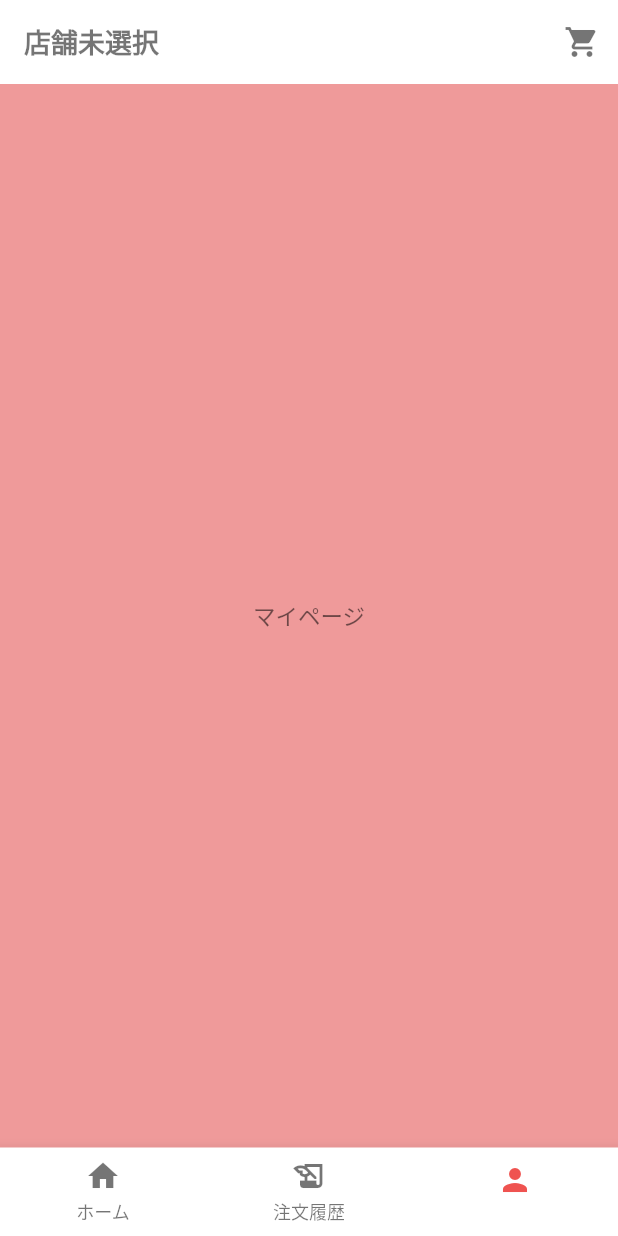
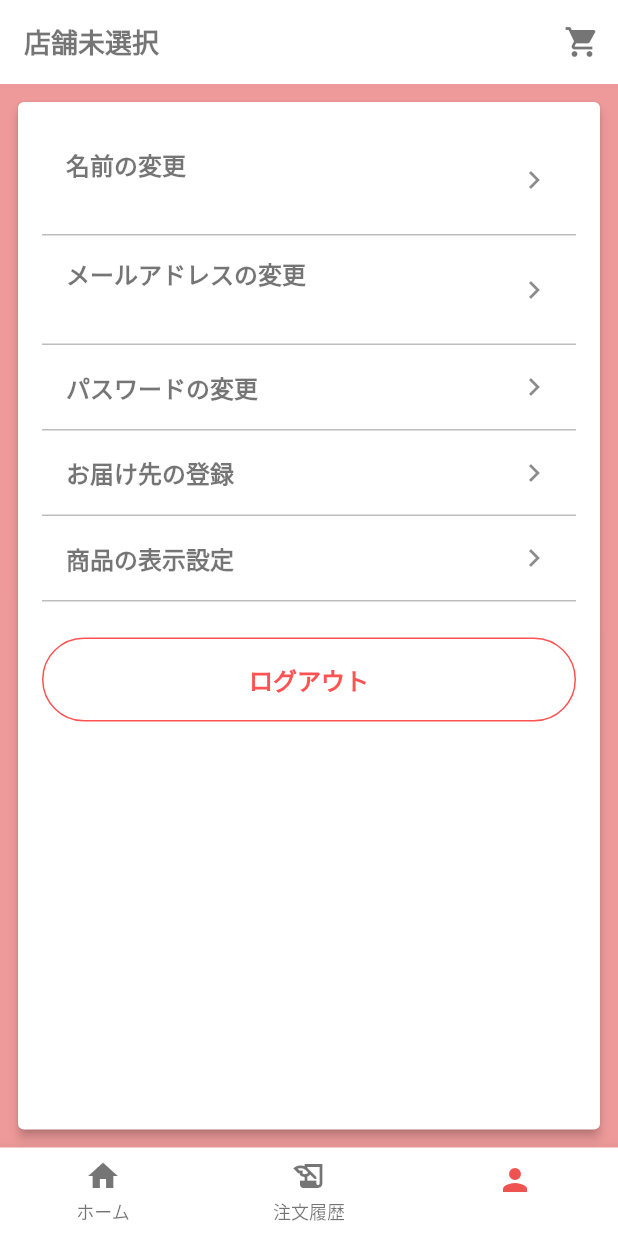
Before and after one commit to agora-creation/in_market_user_app, a Flutter app: the screen it shows once a user with an empty profile is signed in, item 3 of the bottom bar chosen, on a phone screen of 412 x 824 dp. Run offline on Flutter 3.47's test engine with Material 2 defaults, Android fonts, the phone set to English and light mode, and no system bars; our stand-ins replace cloud_firestore, firebase_auth, firebase_core, flutter_spinkit, modal_bottom_sheet, shared_preferences; accounts and stored records are empty; Roboto replaces fonts that are missing (SourceHanSans-Bold, SourceHanSans-Regular).

Commit message:
20220531 commit

```diff
--- a/lib/screens/history.dart
+++ b/lib/screens/history.dart
@@ -1,6 +1,5 @@
 import 'package:flutter/material.dart';
 import 'package:in_market_user_app/providers/auth.dart';
-import 'package:in_market_user_app/widgets/shop_not_card.dart';
 import 'package:provider/provider.dart';
 
 class HistoryScreen extends StatefulWidget {
@@ -16,9 +15,9 @@ class _HistoryScreenState extends State<HistoryScreen> {
     final authProvider = Provider.of<AuthProvider>(context);
 
     return Column(
-      children: [
+      children: const [
         Expanded(
-          child: ShopNotCard(authProvider: authProvider),
+          child: Center(child: Text('注文履歴がありません')),
         ),
       ],
     );
--- a/lib/screens/home.dart
+++ b/lib/screens/home.dart
@@ -5,7 +5,7 @@ import 'package:in_market_user_app/models/user.dart';
 import 'package:in_market_user_app/providers/auth.dart';
 import 'package:in_market_user_app/screens/cart.dart';
 import 'package:in_market_user_app/screens/history.dart';
-import 'package:in_market_user_app/screens/items.dart';
+import 'package:in_market_user_app/screens/item.dart';
 import 'package:in_market_user_app/screens/user.dart';
 import 'package:in_market_user_app/widgets/custom_bottom_navigation_bar.dart';
 import 'package:in_market_user_app/widgets/home_title.dart';
@@ -27,7 +27,7 @@ class _HomeScreenState extends State<HomeScreen> {
     UserModel? user = authProvider.user;
     ShopModel? shop = authProvider.currentShop;
     List<Widget> tabs = [
-      const ItemsScreen(),
+      const ItemScreen(),
       const HistoryScreen(),
       const UserScreen(),
     ];
--- a/lib/screens/user.dart
+++ b/lib/screens/user.dart
@@ -1,12 +1,80 @@
 import 'package:flutter/material.dart';
+import 'package:in_market_user_app/helpers/functions.dart';
+import 'package:in_market_user_app/models/user.dart';
+import 'package:in_market_user_app/providers/auth.dart';
+import 'package:in_market_user_app/screens/login.dart';
+import 'package:in_market_user_app/screens/user_address.dart';
+import 'package:in_market_user_app/screens/user_email.dart';
+import 'package:in_market_user_app/screens/user_item.dart';
+import 'package:in_market_user_app/screens/user_name.dart';
+import 'package:in_market_user_app/screens/user_password.dart';
+import 'package:in_market_user_app/widgets/round_lg_button.dart';
+import 'package:in_market_user_app/widgets/tap_list_tile.dart';
+import 'package:provider/provider.dart';
 
-class UserScreen extends StatelessWidget {
+class UserScreen extends StatefulWidget {
   const UserScreen({Key? key}) : super(key: key);
 
   @override
+  State<UserScreen> createState() => _UserScreenState();
+}
+
+class _UserScreenState extends State<UserScreen> {
+  @override
   Widget build(BuildContext context) {
-    return const Center(
-      child: Text('マイページ'),
+    final authProvider = Provider.of<AuthProvider>(context);
+    UserModel? user = authProvider.user;
+
+    return Column(
+      children: [
+        Expanded(
+          child: Padding(
+            padding: const EdgeInsets.all(8),
+            child: Card(
+              elevation: 3,
+              child: ListView(
+                padding: const EdgeInsets.all(16),
+                children: [
+                  TapListTile(
+                    title: '名前の変更',
+                    subtitle: user?.name,
+                    onTap: () => nextScreen(context, const UserNameScreen()),
+                  ),
+                  TapListTile(
+                    title: 'メールアドレスの変更',
+                    subtitle: user?.email,
+                    onTap: () => nextScreen(context, const UserEmailScreen()),
+                  ),
+                  TapListTile(
+                    title: 'パスワードの変更',
+                    onTap: () =>
+                        nextScreen(context, const UserPasswordScreen()),
+                  ),
+                  TapListTile(
+                    title: 'お届け先の登録',
+                    onTap: () => nextScreen(context, const UserAddressScreen()),
+                  ),
+                  TapListTile(
+                    title: '商品の表示設定',
+                    onTap: () => nextScreen(context, const UserItemScreen()),
+                  ),
+                  const SizedBox(height: 24),
+                  RoundLgButton(
+                    labelText: 'ログアウト',
+                    labelColor: Colors.redAccent,
+                    borderColor: Colors.redAccent,
+                    onPressed: () async {
+                      await authProvider.logout();
+                      if (!mounted) return;
+                      changeScreen(context, const LoginScreen());
+                    },
+                  ),
+                ],
+              ),
+            ),
+          ),
+        ),
+      ],
     );
   }
 }
--- a/lib/widgets/home_title.dart
+++ b/lib/widgets/home_title.dart
@@ -6,12 +6,10 @@ import 'package:in_market_user_app/widgets/shop_exit_dialog.dart';
 class HomeTitle extends StatelessWidget {
   final AuthProvider authProvider;
   final ShopModel? shop;
-  final Function()? onTap;
 
   const HomeTitle({
     required this.authProvider,
     this.shop,
-    this.onTap,
     Key? key,
   }) : super(key: key);
 
@@ -32,7 +30,7 @@ class HomeTitle extends StatelessWidget {
         children: [
           Text(shop?.name ?? '店舗未選択'),
           const SizedBox(width: 4),
-          if (shop != null) const Icon(Icons.arrow_drop_down) else Container(),
+          shop != null ? const Icon(Icons.arrow_drop_down) : Container(),
         ],
       ),
     );
--- a/lib/widgets/shop_not_card.dart
+++ b/lib/widgets/shop_not_card.dart
@@ -14,16 +14,16 @@ class ShopNotCard extends StatelessWidget {
   @override
   Widget build(BuildContext context) {
     return Padding(
-      padding: const EdgeInsets.all(16),
+      padding: const EdgeInsets.all(8),
       child: Card(
-        elevation: 0,
+        elevation: 3,
         child: Center(
           child: Column(
             mainAxisAlignment: MainAxisAlignment.center,
             children: [
               const Text('注文する店舗をこのアプリに設定してください。'),
               const Text('設定できる店舗は一つだけです。'),
-              const SizedBox(height: 16),
+              const SizedBox(height: 24),
               CustomTextButton(
                 labelText: '店舗を選択する',
                 backgroundColor: Colors.blue,
--- /dev/null
+++ b/lib/widgets/tap_list_tile.dart
@@ -0,0 +1,44 @@
+import 'package:flutter/material.dart';
+import 'package:in_market_user_app/helpers/style.dart';
+
+class TapListTile extends StatelessWidget {
+  final String title;
+  final String? subtitle;
+  final Function()? onTap;
+
+  const TapListTile({
+    required this.title,
+    this.subtitle,
+    this.onTap,
+    Key? key,
+  }) : super(key: key);
+
+  @override
+  Widget build(BuildContext context) {
+    return Container(
+      decoration: kBottomBorder,
+      child: ListTile(
+        title: Text(
+          title,
+          style: const TextStyle(
+            color: Colors.black54,
+            fontSize: 16,
+            fontWeight: FontWeight.bold,
+            fontFamily: 'SourceHanSans-Bold',
+          ),
+        ),
+        subtitle: subtitle != null
+            ? Text(
+                subtitle ?? '',
+                style: const TextStyle(
+                  color: Colors.black54,
+                  fontSize: 14,
+                ),
+              )
+            : null,
+        trailing: const Icon(Icons.chevron_right),
+        onTap: onTap,
+      ),
+    );
+  }
+}
```
Also changed, not shown: lib/screens/item.dart (added, +70 -0 lines), lib/screens/item_detail.dart (added, +31 -0 lines), lib/screens/items.dart (deleted, +0 -103 lines), lib/screens/user_address.dart (added, +25 -0 lines), lib/screens/user_email.dart (added, +25 -0 lines), lib/screens/user_item.dart (added, +25 -0 lines), lib/screens/user_name.dart (added, +25 -0 lines), lib/screens/user_password.dart (added, +25 -0 lines), lib/widgets/item_card.dart (added, +69 -0 lines).
